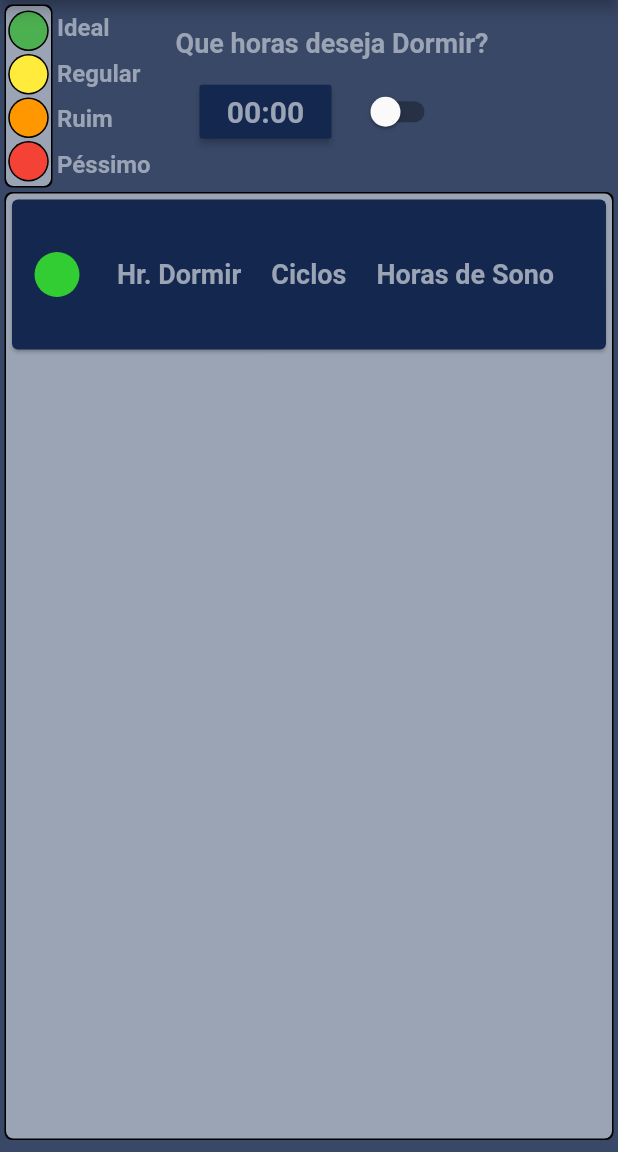
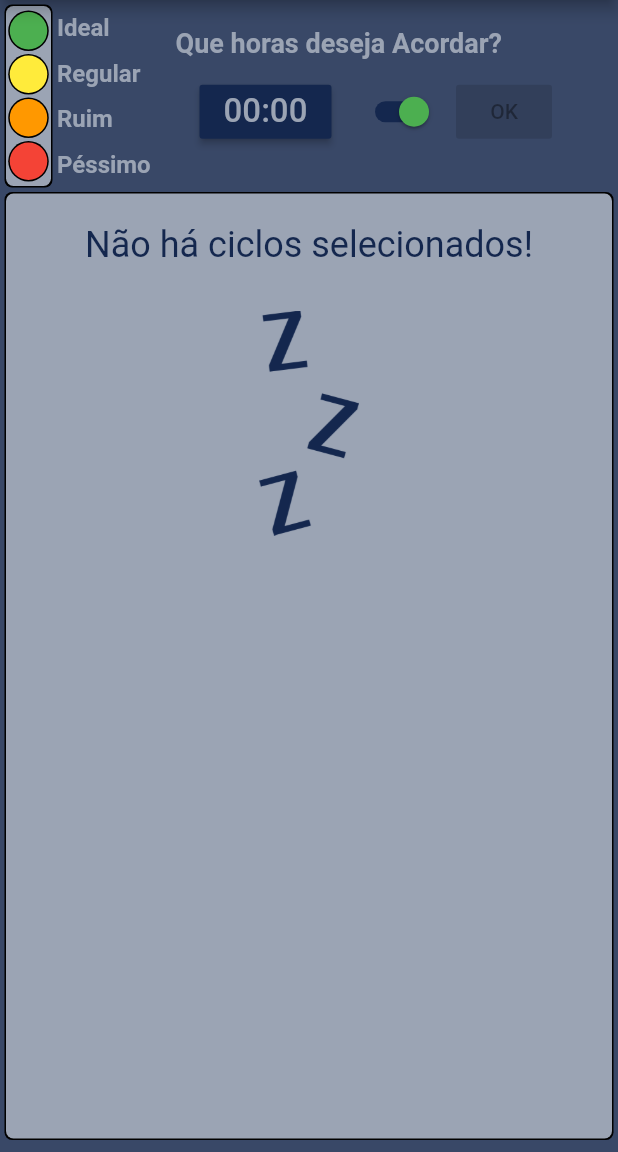
Before and after one commit to joelysondavid/SleepTime, a Flutter app: the screen it shows after launch, on a phone screen of 412 x 824 dp, the part 84-1236 px from its top. Run offline on Flutter 3.47's test engine with Material 2 defaults, Android fonts, the phone set to English and light mode, and no system bars; our stand-ins replace mask_text_input_formatter.

Commit message:
Adicionado Card de Ciclos de sono implementando método de calculo

```diff
--- /dev/null
+++ b/lib/models/cycle.dart
@@ -0,0 +1,11 @@
+import 'package:flutter/material.dart';
+
+class Cycle {
+  // Properties
+  TimeOfDay sleepTime;
+  int cycles;
+  TimeOfDay sleepHours;
+
+  // Constructors
+  Cycle({this.sleepTime, this.cycles, this.sleepHours});
+}
--- a/lib/widgets/SleepTimeList.dart
+++ b/lib/widgets/SleepTimeList.dart
@@ -1,11 +1,21 @@
+import 'dart:isolate';
+
 import 'package:flutter/material.dart';
 
+import './sleep_time_card.dart';
 // utils
 import "../utils/app_colors.dart";
+
+// models
+import '../models/cycle.dart';
 
 class SleepTimeList extends StatefulWidget {
   @override
   _SleepTimeListState createState() => _SleepTimeListState();
+
+  final List<Cycle> sleepCycles;
+  bool isWakeup;
+  SleepTimeList({this.sleepCycles, this.isWakeup});
 }
 
 class _SleepTimeListState extends State<SleepTimeList> {
@@ -20,66 +30,41 @@ class _SleepTimeListState extends State<SleepTimeList> {
         boxShadow: [BoxShadow(color: Colors.black, spreadRadius: 1)],
         color: AppColors.SECOND_COLOR,
       ),
+      child: Container(
+        child: widget.sleepCycles.isEmpty
+            ? Container(
+                padding: EdgeInsets.all(20),
                 child: Column(
-        children: <Widget>[
-          Card(
+                  children: [
+                    Text(
+                      "Não há ciclos selecionados!",
+                      style: TextStyle(
                         color: AppColors.BACKGROUND_CARD_COLOR,
-            child: Container(
-              width: double.infinity,
-              height: 100,
-              child: Row(
-                children: <Widget>[
-                  Container(
-                    width: 60,
-                    height: 30,
-                    child: CircleAvatar(
-                      backgroundColor: AppColors.BACKGROUND_IDEAL_COLOR,
-                    ),
-                  ),
-                  Column(
-                    mainAxisAlignment: MainAxisAlignment.center,
-                    children: <Widget>[
-                      Row(
-                        children: [
-                          Container(
-                            margin: EdgeInsets.all(10),
-                            child: Text(
-                              "Hr. Dormir",
-                              style: TextStyle(
-                                  color: AppColors.SECOND_COLOR,
-                                  fontSize: 18,
-                                  fontWeight: FontWeight.bold),
+                        fontSize: 24,
                       ),
                     ),
                     Container(
-                            margin: EdgeInsets.all(10),
-                            child: Text(
-                              "Ciclos",
-                              style: TextStyle(
-                                  color: AppColors.SECOND_COLOR,
-                                  fontSize: 18,
-                                  fontWeight: FontWeight.bold),
+                      margin: EdgeInsets.all(30),
+                      height: 150,
+                      child: Image.asset(
+                        "assets/images/waiting.png",
+                        fit: BoxFit.cover,
+                        color: AppColors.BACKGROUND_CARD_COLOR,
                       ),
-                          ),
-                          Container(
-                            margin: EdgeInsets.all(10),
-                            child: Text(
-                              "Horas de Sono",
-                              style: TextStyle(
-                                  color: AppColors.SECOND_COLOR,
-                                  fontSize: 18,
-                                  fontWeight: FontWeight.bold),
-                            ),
-                          )
-                        ],
-                      )
-                    ],
                     ),
                   ],
                 ),
+              )
+            : ListView.builder(
+                itemCount: widget.sleepCycles.length,
+                itemBuilder: (ctx, index) {
+                  final cycle = widget.sleepCycles[index];
+                  return SleepTimeCard(
+                    sleepCycle: cycle,
+                    isWakeup: widget.isWakeup,
+                  );
+                },
               ),
-          )
-        ],
       ),
     );
   }
--- a/lib/widgets/sleep_time_bar.dart
+++ b/lib/widgets/sleep_time_bar.dart
@@ -9,24 +9,22 @@ import 'package:mask_text_input_formatter/mask_text_input_formatter.dart';
 class SleepTimeBar extends StatefulWidget {
   @override
   _SleepTimeBarState createState() => _SleepTimeBarState();
+
+  final Function(TimeOfDay) _calculate;
+  void Function() _sleepWakeup;
+  bool isWakeup;
+
+  SleepTimeBar(this._calculate, this._sleepWakeup, this.isWakeup);
 }
 
 class _SleepTimeBarState extends State<SleepTimeBar> {
   final maskHours =
       MaskTextInputFormatter(mask: "##:##", filter: {"#": RegExp((r"[0-9]"))});
 
-  bool _isWakeup = false;
   TimeOfDay _selectedHours;
 
-  void sleepWakeup() {
-    setState(() {
-      _isWakeup = !_isWakeup;
-    });
-  }
-
   void _openHours(ctx) {
-    showTimePicker(context: ctx, initialTime: TimeOfDay.now())
-        .then((hours) {
+    showTimePicker(context: ctx, initialTime: TimeOfDay.now()).then((hours) {
       setState(() {
         _selectedHours = hours;
         print(_selectedHours);
@@ -152,7 +150,7 @@ class _SleepTimeBarState extends State<SleepTimeBar> {
                     Container(
                       width: 250,
                       child: Text(
-                        "Que horas deseja ${_isWakeup ? "Acordar" : "Dormir"}?",
+                        "Que horas deseja ${widget.isWakeup ? "Acordar" : "Dormir"}?",
                         style: TextStyle(
                             color: AppColors.SECOND_COLOR,
                             fontSize: 18,
@@ -176,9 +174,9 @@ class _SleepTimeBarState extends State<SleepTimeBar> {
                                 ? _selectedHours.format(context)
                                 : "00:00",
                             style: TextStyle(
-                                color: AppColors.SECOND_COLOR,
-                                fontSize: 20,
-                                fontWeight: FontWeight.bold),
+                              color: AppColors.SECOND_COLOR,
+                              fontSize: 22,
+                            ),
                           ),
                           color: AppColors.BACKGROUND_CARD_COLOR,
                         ),
@@ -186,12 +184,23 @@ class _SleepTimeBarState extends State<SleepTimeBar> {
                     ),
                     Center(
                       child: Switch(
-                        onChanged: (_) => {sleepWakeup()},
-                        value: _isWakeup,
+                        onChanged: (_) => {widget._sleepWakeup()},
+                        value: widget.isWakeup,
                         activeTrackColor: AppColors.BACKGROUND_CARD_COLOR,
                         activeColor: Colors.green,
                       ),
                     ),
+                    ButtonBar(
+                      children: [
+                        RaisedButton(
+                          onPressed: _selectedHours == null
+                              ? null
+                              : () => {widget._calculate(_selectedHours)},
+                          child: Text("OK"),
+                          color: AppColors.SWITCH_COLOR,
+                        )
+                      ],
+                    )
                   ],
                 )
               ],
--- a/lib/widgets/sleep_time_form.dart
+++ b/lib/widgets/sleep_time_form.dart
@@ -2,17 +2,90 @@ import 'package:flutter/material.dart';
 
 import './sleep_time_bar.dart';
 import "./SleepTimeList.dart";
+import "../models/cycle.dart";
 
-class SleepTimeForm extends StatelessWidget {
+class SleepTimeForm extends StatefulWidget {
+  final TimeOfDay timeOfDay;
+
+  SleepTimeForm({this.timeOfDay});
+
+  @override
+  _SleepTimeFormState createState() => _SleepTimeFormState();
+}
+
+class _SleepTimeFormState extends State<SleepTimeForm> {
+  List<Cycle> cycles = [];
+  bool _isWakeup = true;
+
+  void _calculate(TimeOfDay hours) {
+    setState(() {
+      cycles = [];
+    });
+    for (int cycle = 6; cycle > 0; cycle--) {
+      setState(() {
+        cycles.add(Cycle(
+            cycles: cycle,
+            sleepHours: calculateSleep(cycle),
+            sleepTime: calculateHours(hours, cycle)));
+      });
+    }
+  }
+
+  void sleepWakeup() {
+    setState(() {
+      _isWakeup = !_isWakeup;
+    });
+  }
+
+  TimeOfDay calculateHours(TimeOfDay hours, int cycle) {
+    if (_isWakeup) {
+      TimeOfDay sleepCalculated = calculateSleep(cycle);
+      int hour = (hours.hour - sleepCalculated.hour);
+      hour = hour < 0 ? hour + 25 : hour;
+      //hour = sleepCalculated.minute == 30 ? hour - 1 : hour;
+
+      int minute = sleepCalculated.minute == 30
+          ? (hours.minute + 30)
+          : (sleepCalculated.minute - hours.minute).abs();
+
+      minute = minute > 60 ? ((hours.minute + 30) % 60) : minute;
+
+      return TimeOfDay(hour: hour, minute: minute);
+    } else {
+      TimeOfDay sleepCalculated = calculateSleep(cycle);
+      int hour = (hours.hour + sleepCalculated.hour);
+      hour = hour >= 25 ? hour - 24 : hour;
+      hour = sleepCalculated.minute == 30 ? hour + 1 : hour;
+
+      int minute = sleepCalculated.minute == 30
+          ? hours.minute - 30
+          : (sleepCalculated.minute - hours.minute).abs();
+
+      minute = minute < 0 ? ((hours.minute + 30) % 60):minute;
+
+
+      return TimeOfDay(hour: hour, minute: minute);
+    }
+  }
+
+  TimeOfDay calculateSleep(int cycle) {
+    int hour = ((cycle * 90) ~/ 60);
+    int minute = ((cycle * 90) % 60);
+    return TimeOfDay(hour: hour, minute: minute);
+  }
+
   @override
   Widget build(BuildContext context) {
     return Container(
       margin: EdgeInsets.all(4),
       child: Column(
         children: <Widget>[
-          SleepTimeBar(),
+          SleepTimeBar(_calculate, sleepWakeup, _isWakeup),
           Flexible(
-            child: SleepTimeList(),
+            child: SleepTimeList(
+              sleepCycles: cycles,
+              isWakeup: _isWakeup,
+            ),
           )
         ],
       ),
--- a/pubspec.yaml
+++ b/pubspec.yaml
@@ -46,7 +46,8 @@ flutter:
   uses-material-design: true
 
   # To add assets to your application, add an assets section, like this:
-  # assets:
+  assets:
+    - assets/images/waiting.png
   #   - images/a_dot_burr.jpeg
   #   - images/a_dot_ham.jpeg
 
```
Also changed, not shown: lib/widgets/sleep_time_card.dart (added, +120 -0 lines), assets/images/waiting.png (added). Lines whose indentation alone changed are shown as unchanged.
